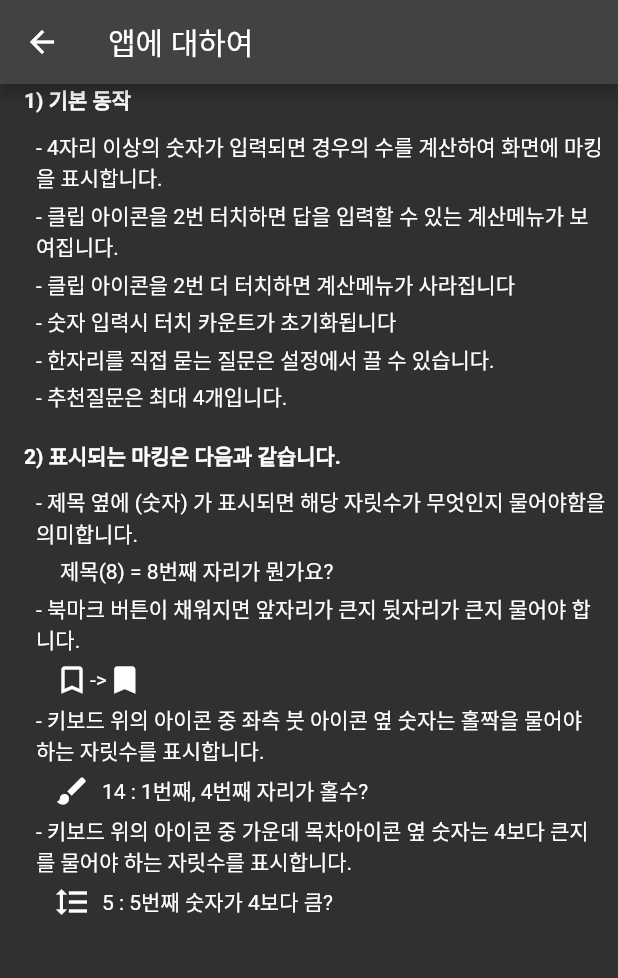
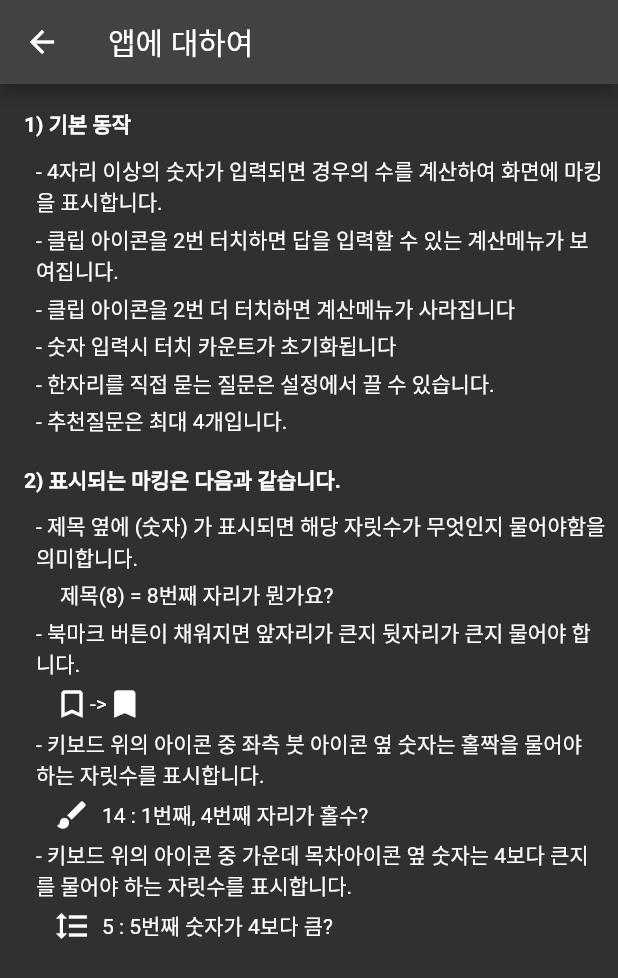
Before and after one commit to graytraces/magic_calculator, a Flutter app: the TutorialScreen screen opened directly, on a phone screen of 412 x 824 dp. Shown: the top 978 px of the screen. Run offline on Flutter 3.47's test engine with Material 2 defaults, Android fonts, the phone set to English and light mode, and no system bars; our stand-ins replace device_info, fluttertoast, sqflite; accounts and stored records are empty.

Commit message:
튜토리얼 상단 패딩 추가

```diff
--- a/magic_calculator_app/lib/screens/tutorial_screen.dart
+++ b/magic_calculator_app/lib/screens/tutorial_screen.dart
@@ -24,7 +24,7 @@ class TutorialScreen extends StatelessWidget {
           child: Column(
             children: [
               Padding(
-                padding: const EdgeInsets.fromLTRB(16, 0, 8, 8),
+                padding: const EdgeInsets.fromLTRB(16, 16, 8, 8),
                 child: SizedBox(
                   width: double.infinity,
                   child: Text(
```
